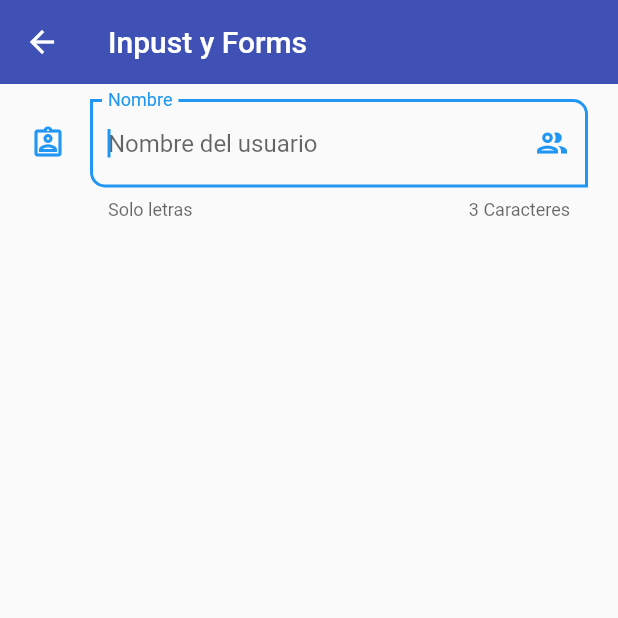
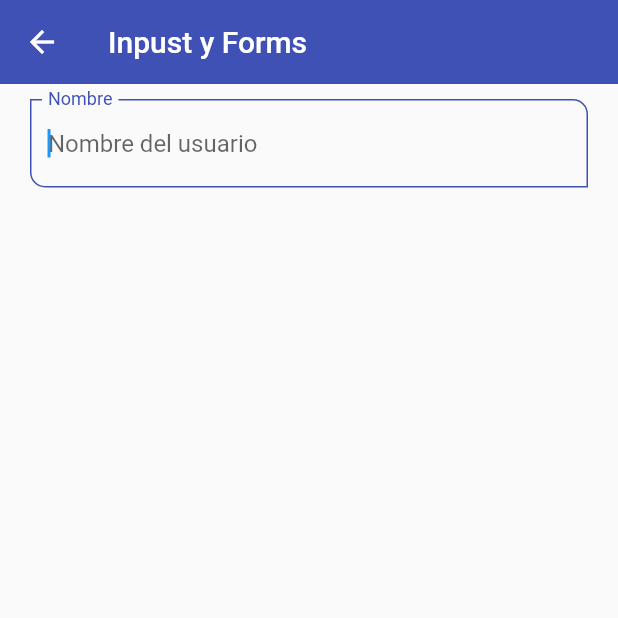
Before and after one commit to davidfores1/Flutter_components, a Flutter app: the InputsScreen screen opened by its route, on a phone screen of 412 x 824 dp, the top half of it. Run offline on Flutter 3.47's test engine with Material 2 defaults, Android fonts, the phone set to English and light mode, and no system bars.

Commit message:
se centraliza el estilo de los inputs

```diff
--- a/lib/screens/inputs_screen.dart
+++ b/lib/screens/inputs_screen.dart
@@ -1,4 +1,5 @@
 import 'package:flutter/material.dart';
+import 'package:flutter_components/widgets/widgets.dart';
 
 class InputsScreen extends StatelessWidget {
 
@@ -14,36 +15,8 @@ class InputsScreen extends StatelessWidget {
         child: Padding(
           padding: const EdgeInsets.symmetric(horizontal: 20, vertical: 10),
           child: Column(
-            children: [
-              TextFormField(
-                autofocus: true,
-                initialValue: '',
-                textCapitalization: TextCapitalization.words,
-                onChanged: (value) {
-                  print('value: $value');
-                } ,
-                validator: (value) {
-                  if(value == null) return 'Este campo es requerido';
-                  return value.length < 3 ? 'minimo 3 letras' : null;
-                },
-                autovalidateMode: AutovalidateMode.onUserInteraction,
-                decoration: const InputDecoration(
-                  hintText: 'Nombre del usuario',
-                  labelText: 'Nombre',
-                  helperText: 'Solo letras',
-                  counterText: '3 Caracteres',
-
-                  suffixIcon: Icon(Icons.group_outlined),
-                  icon: Icon(Icons.assignment_ind_outlined),
-                  border: OutlineInputBorder(
-                    borderRadius: BorderRadius.only(
-                      bottomLeft: Radius.circular(10),
-                      topRight: Radius.circular(10)
-                    ),
-                  )
-
-                ),
-              )
+            children:const [
+              CustomInputField(labelText: 'Nombre', hintText: 'Nombre del usuario',)
             ],
           ),
         ),
--- a/lib/theme/app_theme.dart
+++ b/lib/theme/app_theme.dart
@@ -29,6 +29,25 @@ class AppTheme{
             elevation: 0
           ),
 
+        ),
+
+        inputDecorationTheme: const InputDecorationTheme(
+          floatingLabelStyle: TextStyle(color: primary),
+          enabledBorder: OutlineInputBorder(
+              borderSide: BorderSide(
+                color: primary),
+                borderRadius: BorderRadius.only(bottomLeft: Radius.circular(10), topRight: Radius.circular(10))
+            ),
+
+          focusedBorder: OutlineInputBorder(
+              borderSide: BorderSide(
+                color: primary),
+                borderRadius: BorderRadius.only(bottomLeft: Radius.circular(10), topRight: Radius.circular(10))
+            ),
+          border: OutlineInputBorder(
+                borderRadius: BorderRadius.only(bottomLeft: Radius.circular(10), topRight: Radius.circular(10))
+            ),
+
         )
       );
 
--- /dev/null
+++ b/lib/widgets/Custom_input_field.dart
@@ -0,0 +1,60 @@
+import 'package:flutter/material.dart';
+
+
+class CustomInputField extends StatelessWidget {
+
+final String? hintText;
+final String? labelText;
+final String? helperText;
+final String? counterText;
+final IconData? icon;
+final IconData? suffixIcon;
+
+  const CustomInputField({
+    Key? key,
+    this.hintText,
+    this.labelText,
+    this.helperText,
+    this.counterText,
+    this.icon,
+    this.suffixIcon,
+  }) : super(key: key);
+
+  @override
+  Widget build(BuildContext context) {
+    return TextFormField(
+      autofocus: true,
+      initialValue: '',
+      textCapitalization: TextCapitalization.words,
+      onChanged: (value) {
+        print('value: $value');
+      } ,
+      validator: (value) {
+        if(value == null) return 'Este campo es requerido';
+        return value.length < 3 ? 'minimo 3 letras' : null;
+      },
+      autovalidateMode: AutovalidateMode.onUserInteraction,
+      decoration: InputDecoration(
+        hintText: hintText,
+        labelText: labelText,
+        helperText: helperText,
+        counterText: counterText,
+
+        suffixIcon: suffixIcon == null ? null : Icon(suffixIcon),
+        icon: icon == null ? null : Icon(icon),
+        // focusedBorder: OutlineInputBorder(
+        //   borderSide: BorderSide(
+        //     color: Colors.green
+        //   )
+        // ),
+        // border: OutlineInputBorder(
+        //   borderRadius: BorderRadius.only(
+        //     bottomLeft: Radius.circular(10),
+        //     topRight: Radius.circular(10)
+        //   ),
+        // )
+
+      ),
+    );
+  }
+}
--- a/lib/widgets/widgets.dart
+++ b/lib/widgets/widgets.dart
@@ -1,2 +1,3 @@
+export 'package:flutter_components/widgets/Custom_input_field.dart';
 export 'package:flutter_components/widgets/custom_card1.dart';
 export 'package:flutter_components/widgets/custom_card2.dart';
```
